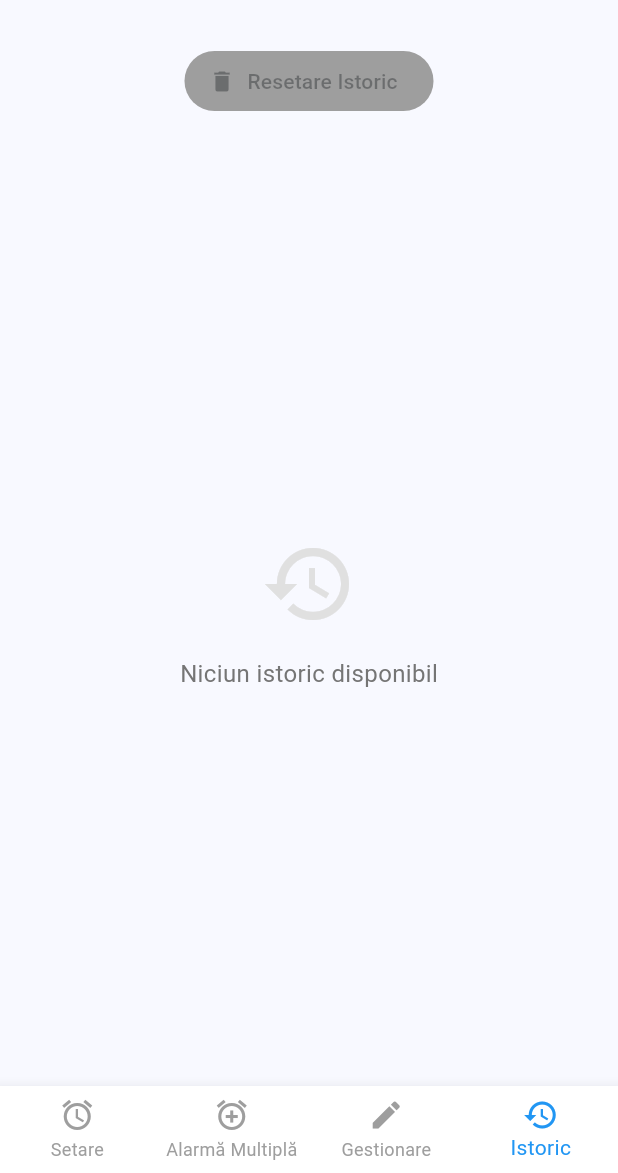
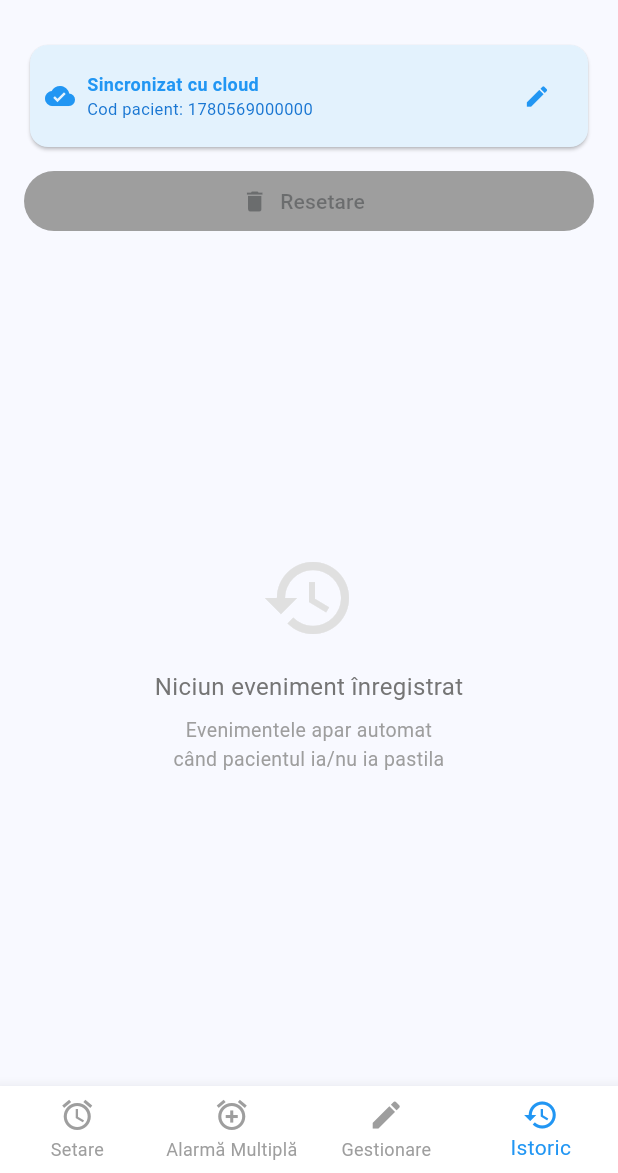
Before and after one commit to purice9999/pill_dispenser_app, a Flutter app: the screen it shows after launch, item 4 of the bottom bar chosen, on a phone screen of 412 x 824 dp, the part 63-1236 px from its top. Run offline on Flutter 3.47's test engine with Material 3 defaults, Android fonts, the phone set to English and light mode, and no system bars; our stand-ins replace cloud_firestore, firebase_core, flutter_blue_plus, shared_preferences, sqflite; accounts and stored records are empty.

Commit message:
Add Firebase Firestore cloud sync for family monitoring
- pubspec: add firebase_core, cloud_firestore, shared_preferences
- main: init Firebase with graceful fallback if not configured
- history_provider: save events to Firestore patients/{id}/history,
  sync from cloud on app start, patient ID via shared_preferences,
  setPatientId() for family member to view specific patient
- history_screen: show patient code, edit button for family view,
  cloud status indicator
- build-ios.yml: inject GoogleService-Info.plist from GitHub secret
  GOOGLE_SERVICE_INFO_PLIST_B64 (build works without it too)

Co-Authored-By: Claude Sonnet 4.6 <noreply@anthropic.com>

```diff
--- a/lib/main.dart
+++ b/lib/main.dart
@@ -1,5 +1,6 @@
 import 'package:flutter/material.dart';
 import 'package:provider/provider.dart';
+import 'package:firebase_core/firebase_core.dart';
 import 'providers/ble_provider.dart';
 import 'providers/history_provider.dart';
 import 'providers/alarm_provider.dart';
@@ -7,18 +8,30 @@ import 'screens/home_screen.dart';
 
 void main() async {
   WidgetsFlutterBinding.ensureInitialized();
-  runApp(const PillDispenserApp());
+
+  bool firebaseOk = false;
+  try {
+    await Firebase.initializeApp();
+    firebaseOk = true;
+  } catch (e) {
+    debugPrint('Firebase nu a putut fi initializat: $e');
+  }
+
+  runApp(PillDispenserApp(firebaseEnabled: firebaseOk));
 }
 
 class PillDispenserApp extends StatelessWidget {
-  const PillDispenserApp({super.key});
+  final bool firebaseEnabled;
+  const PillDispenserApp({super.key, required this.firebaseEnabled});
 
   @override
   Widget build(BuildContext context) {
     return MultiProvider(
       providers: [
         ChangeNotifierProvider(create: (_) => BleProvider()),
-        ChangeNotifierProvider(create: (_) => HistoryProvider()),
+        ChangeNotifierProvider(
+          create: (_) => HistoryProvider(cloudEnabled: firebaseEnabled),
+        ),
         ChangeNotifierProvider(
           create: (_) => AlarmProvider()..initDatabase(),
         ),
--- a/lib/providers/history_provider.dart
+++ b/lib/providers/history_provider.dart
@@ -1,30 +1,40 @@
 import 'package:flutter/foundation.dart';
 import 'package:sqflite/sqflite.dart';
 import 'package:path/path.dart';
+import 'package:cloud_firestore/cloud_firestore.dart';
+import 'package:shared_preferences/shared_preferences.dart';
 import '../models/history_entry.dart';
 
-/// Provider pentru gestionarea istoricului pastilelor
 class HistoryProvider extends ChangeNotifier {
   Database? _database;
   List<HistoryEntry> _history = [];
   bool _isInitialized = false;
+  final bool _cloudEnabled;
 
-  // ─── GETTERS ────────────────────────────────────────────────────────────
+  // ID unic al pacientului (generat la prima instalare, persistent)
+  String _patientId = '';
 
   List<HistoryEntry> get history => _history;
   bool get isInitialized => _isInitialized;
+  String get patientId => _patientId;
+  bool get cloudEnabled => _cloudEnabled;
 
-  // ─── CONSTRUCTOR ────────────────────────────────────────────────────────
-
-  HistoryProvider() {
+  HistoryProvider({bool cloudEnabled = false}) : _cloudEnabled = cloudEnabled {
     _initializeDatabase();
   }
 
-  // ─── METODE PUBLICE ─────────────────────────────────────────────────────
+  // ─── INIT ─────────────────────────────────────────────────────────────────
 
-  /// Inițializează baza de date
   Future<void> _initializeDatabase() async {
     try {
+      // Incarca sau genereaza patient ID
+      final prefs = await SharedPreferences.getInstance();
+      _patientId = prefs.getString('patient_id') ?? '';
+      if (_patientId.isEmpty) {
+        _patientId = DateTime.now().millisecondsSinceEpoch.toString();
+        await prefs.setString('patient_id', _patientId);
+      }
+
       final databasePath = await getDatabasesPath();
       final path = join(databasePath, 'history.db');
 
@@ -47,42 +57,36 @@ class HistoryProvider extends ChangeNotifier {
 
       _isInitialized = true;
       await _loadHistory();
+
+      // Sincronizeaza din cloud in fundal (fara sa blocheze UI)
+      if (_cloudEnabled) _syncFromCloud();
+
       notifyListeners();
     } catch (e) {
-      debugPrint('Eroare inițializare bază de date: $e');
-      _isInitialized = true; // Mark as initialized even on error
+      debugPrint('Eroare initializare baza de date: $e');
+      _isInitialized = true;
       notifyListeners();
     }
   }
 
-  /// Încarcă istoricul din baza de date
   Future<void> _loadHistory() async {
     try {
       if (_database == null) return;
-
-      final List<Map<String, dynamic>> maps = await _database!.query(
-        'history',
-        orderBy: 'created_at DESC',
-      );
-
-      _history = List.generate(
-        maps.length,
-        (i) => HistoryEntry.fromMap(maps[i]),
-      );
-
+      final maps = await _database!.query('history', orderBy: 'created_at DESC');
+      _history = maps.map((m) => HistoryEntry.fromMap(m)).toList();
       notifyListeners();
     } catch (e) {
-      debugPrint('Eroare încărcare istoric: $e');
+      debugPrint('Eroare incarcare istoric: $e');
     }
   }
 
-  /// Adaugă o intrare în istoric
+  // ─── METODE PUBLICE ────────────────────────────────────────────────────────
+
   Future<void> addEntry(String message) async {
     try {
       if (_database == null) return;
 
-      // Deduplicare: ignora daca acelasi mesaj a fost adaugat in ultimele 60s
-      // (previne dubluri cand evenimentul vine live SI prin SYNC)
+      // Deduplicare: ignora daca acelasi mesaj a aparut in ultimele 60s
       final now = DateTime.now();
       final isDuplicate = _history.any((e) =>
           e.message == message &&
@@ -90,51 +94,115 @@ class HistoryProvider extends ChangeNotifier {
       );
       if (isDuplicate) return;
 
+      // Salveaza local
       final entry = HistoryEntry(message: message, timestamp: now);
-
       final id = await _database!.insert(
         'history',
         entry.toMap(),
         conflictAlgorithm: ConflictAlgorithm.replace,
       );
-
       _history.insert(0, HistoryEntry(id: id, message: message, timestamp: now));
       notifyListeners();
+
+      // Salveaza in cloud
+      if (_cloudEnabled) _saveToCloud(message, now);
     } catch (e) {
-      debugPrint('Eroare adăugare intrare: $e');
+      debugPrint('Eroare adaugare intrare: $e');
     }
   }
 
-  /// Șterge întregul istoric
   Future<void> clearHistory() async {
     try {
       if (_database == null) return;
-
       await _database!.delete('history');
       _history.clear();
       notifyListeners();
     } catch (e) {
-      debugPrint('Eroare ștergere istoric: $e');
+      debugPrint('Eroare stergere istoric: $e');
     }
   }
 
-  /// Șterge o intrare specifică
   Future<void> deleteEntry(int? id) async {
     if (id == null) return;
     try {
       if (_database == null) return;
-
-      await _database!.delete(
-        'history',
-        where: 'id = ?',
-        whereArgs: [id],
-      );
-
-      _history.removeWhere((entry) => entry.id == id);
+      await _database!.delete('history', where: 'id = ?', whereArgs: [id]);
+      _history.removeWhere((e) => e.id == id);
       notifyListeners();
     } catch (e) {
-      debugPrint('Eroare ștergere intrare: $e');
+      debugPrint('Eroare stergere intrare: $e');
     }
+  }
+
+  // ─── FIREBASE ──────────────────────────────────────────────────────────────
+
+  Future<void> _saveToCloud(String message, DateTime timestamp) async {
+    try {
+      await FirebaseFirestore.instance
+          .collection('patients')
+          .doc(_patientId)
+          .collection('history')
+          .add({
+        'message': message,
+        'timestamp': Timestamp.fromDate(timestamp),
+        'type': message.contains('nu a fost') ? 'neluata' : 'luata',
+      });
+    } catch (e) {
+      debugPrint('Cloud save esuat: $e');
+    }
+  }
+
+  /// Sincronizeaza din Firestore → SQLite local.
+  /// Folosit si de telefonul familiei care nu are BLE.
+  Future<void> _syncFromCloud() async {
+    try {
+      final snapshot = await FirebaseFirestore.instance
+          .collection('patients')
+          .doc(_patientId)
+          .collection('history')
+          .orderBy('timestamp', descending: true)
+          .limit(200)
+          .get();
+
+      bool changed = false;
+      for (final doc in snapshot.docs) {
+        final msg = doc['message'] as String? ?? '';
+        final ts = (doc['timestamp'] as Timestamp?)?.toDate() ?? DateTime.now();
+
+        final exists = _history.any((e) =>
+            e.message == msg &&
+            e.timestamp.difference(ts).inSeconds.abs() < 5);
+        if (exists) continue;
+
+        if (_database != null) {
+          final id = await _database!.insert(
+            'history',
+            HistoryEntry(message: msg, timestamp: ts).toMap(),
+            conflictAlgorithm: ConflictAlgorithm.ignore,
+          );
+          _history.add(HistoryEntry(id: id, message: msg, timestamp: ts));
+          changed = true;
+        }
+      }
+
+      if (changed) {
+        _history.sort((a, b) => b.timestamp.compareTo(a.timestamp));
+        notifyListeners();
+      }
+    } catch (e) {
+      debugPrint('Cloud sync esuat: $e');
+    }
+  }
+
+  /// Apelat din ecranul familiei pentru a schimba patient ID si sincroniza.
+  Future<void> setPatientId(String newId) async {
+    if (newId.trim().isEmpty) return;
+    _patientId = newId.trim();
+    final prefs = await SharedPreferences.getInstance();
+    await prefs.setString('patient_id', _patientId);
+    _history.clear();
+    await _loadHistory();
+    if (_cloudEnabled) await _syncFromCloud();
   }
 
   @override
--- a/lib/screens/history_screen.dart
+++ b/lib/screens/history_screen.dart
@@ -3,7 +3,6 @@ import 'package:provider/provider.dart';
 import '../models/history_entry.dart';
 import '../providers/history_provider.dart';
 
-/// Ecranul pentru vizualizarea istoricului pastilelor
 class HistoryScreen extends StatefulWidget {
   const HistoryScreen({super.key});
 
@@ -15,65 +14,109 @@ class _HistoryScreenState extends State<HistoryScreen> {
   @override
   Widget build(BuildContext context) {
     return Consumer<HistoryProvider>(
-      builder: (context, historyProvider, _) {
-        if (!historyProvider.isInitialized) {
-          return const Center(
-            child: CircularProgressIndicator(),
-          );
+      builder: (context, hp, _) {
+        if (!hp.isInitialized) {
+          return const Center(child: CircularProgressIndicator());
         }
 
         return Column(
           children: [
-            // ─── BUTON RESETARE ─────────────────────────────────────────
+            // ─── COD PACIENT + CLOUD STATUS ──────────────────────────────
+            if (hp.cloudEnabled)
               Padding(
-              padding: const EdgeInsets.all(16.0),
+                padding: const EdgeInsets.fromLTRB(16, 12, 16, 0),
+                child: Card(
+                  color: Colors.blue.shade50,
+                  child: Padding(
+                    padding: const EdgeInsets.all(10),
+                    child: Row(
+                      children: [
+                        const Icon(Icons.cloud_done, color: Colors.blue, size: 20),
+                        const SizedBox(width: 8),
+                        Expanded(
+                          child: Column(
+                            crossAxisAlignment: CrossAxisAlignment.start,
+                            children: [
+                              const Text(
+                                'Sincronizat cu cloud',
+                                style: TextStyle(
+                                  fontWeight: FontWeight.bold,
+                                  color: Colors.blue,
+                                  fontSize: 12,
+                                ),
+                              ),
+                              Text(
+                                'Cod pacient: ${hp.patientId}',
+                                style: TextStyle(
+                                  fontSize: 11,
+                                  color: Colors.blue.shade700,
+                                ),
+                              ),
+                            ],
+                          ),
+                        ),
+                        IconButton(
+                          icon: const Icon(Icons.edit, size: 18, color: Colors.blue),
+                          tooltip: 'Schimbă cod pacient',
+                          onPressed: () => _showChangePatientId(context, hp),
+                        ),
+                      ],
+                    ),
+                  ),
+                ),
+              ),
+
+            // ─── BUTOANE CONTROL ────────────────────────────────────────
+            Padding(
+              padding: const EdgeInsets.fromLTRB(16, 8, 16, 0),
+              child: Row(
+                children: [
+                  Expanded(
                     child: ElevatedButton.icon(
-                onPressed: historyProvider.history.isEmpty
+                      onPressed: hp.history.isEmpty
                           ? null
-                    : () => _showClearConfirmation(context, historyProvider),
-                icon: const Icon(Icons.delete),
-                label: const Text('Resetare Istoric'),
+                          : () => _showClearConfirmation(context, hp),
+                      icon: const Icon(Icons.delete, size: 18),
+                      label: const Text('Resetare'),
                       style: ElevatedButton.styleFrom(
                         backgroundColor: Colors.red,
                         disabledBackgroundColor: Colors.grey,
                       ),
                     ),
                   ),
+                ],
+              ),
+            ),
 
             // ─── LISTA ISTORIC ───────────────────────────────────────────
             Expanded(
-              child: historyProvider.history.isEmpty
+              child: hp.history.isEmpty
                   ? Center(
                       child: Column(
                         mainAxisAlignment: MainAxisAlignment.center,
                         children: [
-                          Icon(
-                            Icons.history,
-                            size: 64,
-                            color: Colors.grey.shade300,
-                          ),
+                          Icon(Icons.history, size: 64, color: Colors.grey.shade300),
                           const SizedBox(height: 16),
                           Text(
-                            'Niciun istoric disponibil',
-                            style: TextStyle(
-                              color: Colors.grey.shade600,
-                              fontSize: 16,
+                            'Niciun eveniment înregistrat',
+                            style: TextStyle(color: Colors.grey.shade600, fontSize: 16),
                           ),
+                          if (hp.cloudEnabled) ...[
+                            const SizedBox(height: 8),
+                            Text(
+                              'Evenimentele apar automat\ncând pacientul ia/nu ia pastila',
+                              textAlign: TextAlign.center,
+                              style: TextStyle(color: Colors.grey.shade500, fontSize: 13),
                             ),
+                          ],
                         ],
                       ),
                     )
                   : ListView.builder(
-                      padding: const EdgeInsets.symmetric(horizontal: 16),
-                      itemCount: historyProvider.history.length,
-                      itemBuilder: (context, index) {
-                        final entry = historyProvider.history[index];
-                        return _buildHistoryCard(
-                          context,
-                          entry,
-                          historyProvider,
-                        );
-                      },
+                      padding: const EdgeInsets.symmetric(horizontal: 16, vertical: 8),
+                      itemCount: hp.history.length,
+                      itemBuilder: (context, index) =>
+                          _buildHistoryCard(context, hp.history[index], hp),
                     ),
             ),
           ],
@@ -82,15 +125,14 @@ class _HistoryScreenState extends State<HistoryScreen> {
     );
   }
 
-  /// Widget pentru o intrare din istoric
   Widget _buildHistoryCard(
     BuildContext context,
     HistoryEntry entry,
-    HistoryProvider historyProvider,
+    HistoryProvider hp,
   ) {
     final taken = !entry.message.toLowerCase().contains('nu a fost');
     return Card(
-      margin: const EdgeInsets.symmetric(vertical: 8),
+      margin: const EdgeInsets.symmetric(vertical: 6),
       color: taken ? Colors.green.shade50 : Colors.red.shade50,
       child: ListTile(
         leading: Icon(
@@ -104,40 +146,34 @@ class _HistoryScreenState extends State<HistoryScreen> {
             color: taken ? Colors.green.shade800 : Colors.red.shade800,
           ),
         ),
-        subtitle: Text(
-          entry.formattedDateTime,
-          style: const TextStyle(fontSize: 12),
-        ),
+        subtitle: Text(entry.formattedDateTime, style: const TextStyle(fontSize: 12)),
         trailing: IconButton(
           icon: const Icon(Icons.delete, color: Colors.red),
-          onPressed: () {
-            _showDeleteConfirmation(context, entry, historyProvider);
-          },
+          onPressed: () => _showDeleteConfirmation(context, entry, hp),
         ),
       ),
     );
   }
 
-  /// Dialog pentru confirmare ștergere intrare
   void _showDeleteConfirmation(
     BuildContext context,
-    dynamic entry,
-    HistoryProvider historyProvider,
+    HistoryEntry entry,
+    HistoryProvider hp,
   ) {
     showDialog(
       context: context,
-      builder: (context) => AlertDialog(
+      builder: (ctx) => AlertDialog(
         title: const Text('Ștergere Intrare'),
         content: const Text('Ești sigur că vrei să ștergi această intrare?'),
         actions: [
           TextButton(
-            onPressed: () => Navigator.pop(context),
+            onPressed: () => Navigator.pop(ctx),
             child: const Text('Anulare'),
           ),
           TextButton(
             onPressed: () {
-              historyProvider.deleteEntry(entry.id);
-              Navigator.pop(context);
+              hp.deleteEntry(entry.id);
+              Navigator.pop(ctx);
               ScaffoldMessenger.of(context).showSnackBar(
                 const SnackBar(content: Text('Intrare ștearsă')),
               );
@@ -149,27 +185,21 @@ class _HistoryScreenState extends State<HistoryScreen> {
     );
   }
 
-  /// Dialog pentru confirmare ștergere istoric complet
-  void _showClearConfirmation(
-    BuildContext context,
-    HistoryProvider historyProvider,
-  ) {
+  void _showClearConfirmation(BuildContext context, HistoryProvider hp) {
     showDialog(
       context: context,
-      builder: (context) => AlertDialog(
+      builder: (ctx) => AlertDialog(
         title: const Text('Resetare Istoric'),
-        content: const Text(
-          'Ești sigur că vrei să ștergi întregul istoric? Această acțiune nu poate fi anulată.',
-        ),
+        content: const Text('Ștergi doar istoricul local. Datele din cloud rămân.'),
         actions: [
           TextButton(
-            onPressed: () => Navigator.pop(context),
+            onPressed: () => Navigator.pop(ctx),
             child: const Text('Anulare'),
           ),
           TextButton(
             onPressed: () {
-              historyProvider.clearHistory();
-              Navigator.pop(context);
+              hp.clearHistory();
+              Navigator.pop(ctx);
               ScaffoldMessenger.of(context).showSnackBar(
                 const SnackBar(content: Text('Istoric șters')),
               );
@@ -180,4 +210,52 @@ class _HistoryScreenState extends State<HistoryScreen> {
       ),
     );
   }
+
+  /// Dialog pentru schimbarea codului pacientului (pentru membri familie)
+  void _showChangePatientId(BuildContext context, HistoryProvider hp) {
+    final controller = TextEditingController(text: hp.patientId);
+    showDialog(
+      context: context,
+      builder: (ctx) => AlertDialog(
+        title: const Text('Cod Pacient'),
+        content: Column(
+          mainAxisSize: MainAxisSize.min,
+          crossAxisAlignment: CrossAxisAlignment.start,
+          children: [
+            const Text(
+              'Introdu codul pacientului pentru a vedea istoricul acestuia.',
+              style: TextStyle(fontSize: 13),
+            ),
+            const SizedBox(height: 12),
+            TextField(
+              controller: controller,
+              decoration: const InputDecoration(
+                labelText: 'Cod pacient',
+                border: OutlineInputBorder(),
+                hintText: 'ex: 1234567890',
+              ),
+            ),
+          ],
+        ),
+        actions: [
+          TextButton(
+            onPressed: () => Navigator.pop(ctx),
+            child: const Text('Anulare'),
+          ),
+          ElevatedButton(
+            onPressed: () async {
+              Navigator.pop(ctx);
+              await hp.setPatientId(controller.text);
+              if (context.mounted) {
+                ScaffoldMessenger.of(context).showSnackBar(
+                  const SnackBar(content: Text('Cod actualizat, se sincronizează...')),
+                );
               }
+            },
+            child: const Text('Salvare'),
+          ),
+        ],
+      ),
+    );
+  }
+}
--- a/pubspec.yaml
+++ b/pubspec.yaml
@@ -16,6 +16,9 @@ dependencies:
   provider: ^6.0.0
   intl: ^0.19.0
   uuid: ^4.0.0
+  firebase_core: ^3.0.0
+  cloud_firestore: ^5.0.0
+  shared_preferences: ^2.2.0
 
 dev_dependencies:
   flutter_test:
```
Also changed, not shown: pubspec.lock, 4 other files. Lines whose indentation alone changed are shown as unchanged.
